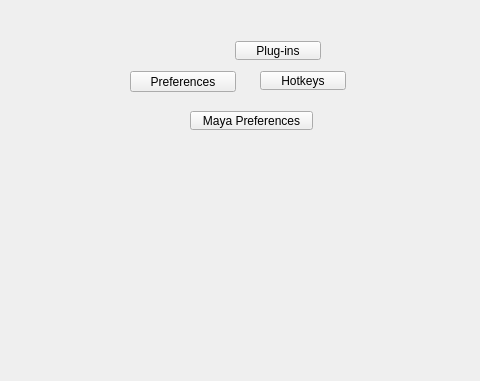
The window that tentacle/ui/preferences#submenu.ui (m3trik/tentacle) describes before a commit, drawn with Qt 5; both pictures show x 120 to 600 and y 219 to 600 of the 600 by 600 pixel window.
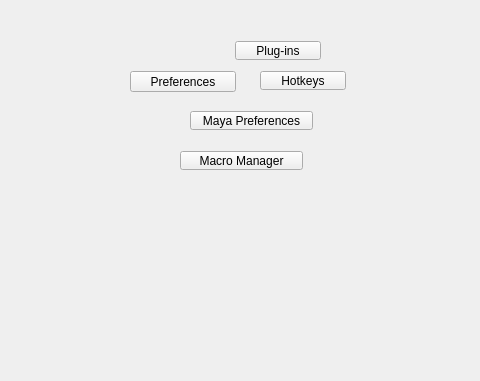
The same window after the commit. Custom widgets are drawn as their Qt base class.

```diff
--- a/tentacle/ui/preferences#submenu.ui
+++ b/tentacle/ui/preferences#submenu.ui
@@ -165,6 +165,34 @@
      <string>Hotkeys</string>
     </property>
    </widget>
+   <widget class="QPushButton" name="b011">
+    <property name="geometry">
+     <rect>
+      <x>300</x>
+      <y>370</y>
+      <width>123</width>
+      <height>19</height>
+     </rect>
+    </property>
+    <property name="minimumSize">
+     <size>
+      <width>0</width>
+      <height>19</height>
+     </size>
+    </property>
+    <property name="maximumSize">
+     <size>
+      <width>999</width>
+      <height>19</height>
+     </size>
+    </property>
+    <property name="toolTip">
+     <string>Assign hotkeys and categories to macros; save/load presets.</string>
+    </property>
+    <property name="text">
+     <string>Macro Manager</string>
+    </property>
+   </widget>
   </widget>
  </widget>
  <customwidgets>
```
